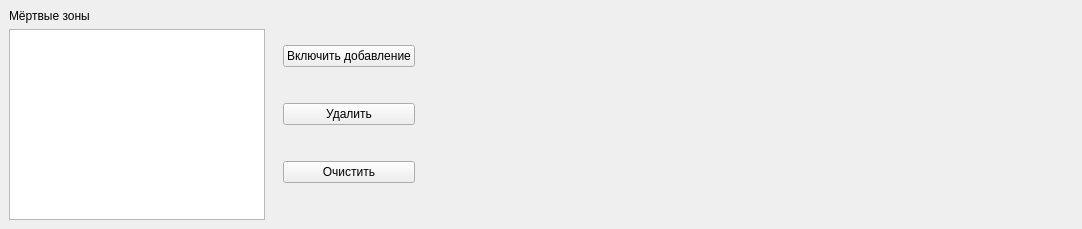
This is maskcreateform.ui in Enotkin/UV_Reader as Qt 5 draws it before an edit. The edited form follows.
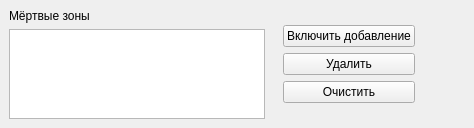
This is the edited form.

```diff
--- a/maskcreateform.ui
+++ b/maskcreateform.ui
@@ -6,8 +6,8 @@
    <rect>
     <x>0</x>
     <y>0</y>
-    <width>1082</width>
-    <height>229</height>
+    <width>474</width>
+    <height>127</height>
    </rect>
   </property>
   <property name="sizePolicy">
@@ -19,7 +19,7 @@
   <property name="maximumSize">
    <size>
     <width>16777215</width>
-    <height>229</height>
+    <height>130</height>
    </size>
   </property>
   <property name="windowTitle">
@@ -43,6 +43,12 @@
    </property>
    <item>
     <widget class="QWidget" name="widgetList" native="true">
+     <property name="sizePolicy">
+      <sizepolicy hsizetype="Preferred" vsizetype="Fixed">
+       <horstretch>0</horstretch>
+       <verstretch>0</verstretch>
+      </sizepolicy>
+     </property>
      <layout class="QVBoxLayout" name="verticalLayout">
       <item>
        <widget class="QLabel" name="labelDeathAreas">
@@ -54,11 +60,17 @@
       <item>
        <widget class="QListWidget" name="listWidgetDeathAreas">
         <property name="sizePolicy">
-         <sizepolicy hsizetype="Fixed" vsizetype="Expanding">
+         <sizepolicy hsizetype="Fixed" vsizetype="Fixed">
           <horstretch>0</horstretch>
           <verstretch>0</verstretch>
          </sizepolicy>
         </property>
+        <property name="maximumSize">
+         <size>
+          <width>16777215</width>
+          <height>90</height>
+         </size>
+        </property>
         <property name="verticalScrollBarPolicy">
          <enum>Qt::ScrollBarAsNeeded</enum>
         </property>
@@ -78,9 +90,15 @@
    </item>
    <item>
     <widget class="QWidget" name="widgetButtoBox" native="true">
+     <property name="sizePolicy">
+      <sizepolicy hsizetype="Preferred" vsizetype="Fixed">
+       <horstretch>0</horstretch>
+       <verstretch>0</verstretch>
+      </sizepolicy>
+     </property>
      <layout class="QVBoxLayout" name="verticalLayout_2">
       <property name="spacing">
-       <number>0</number>
+       <number>6</number>
       </property>
       <item>
        <widget class="QPushButton" name="pushButtonAddDeathArea">
```
